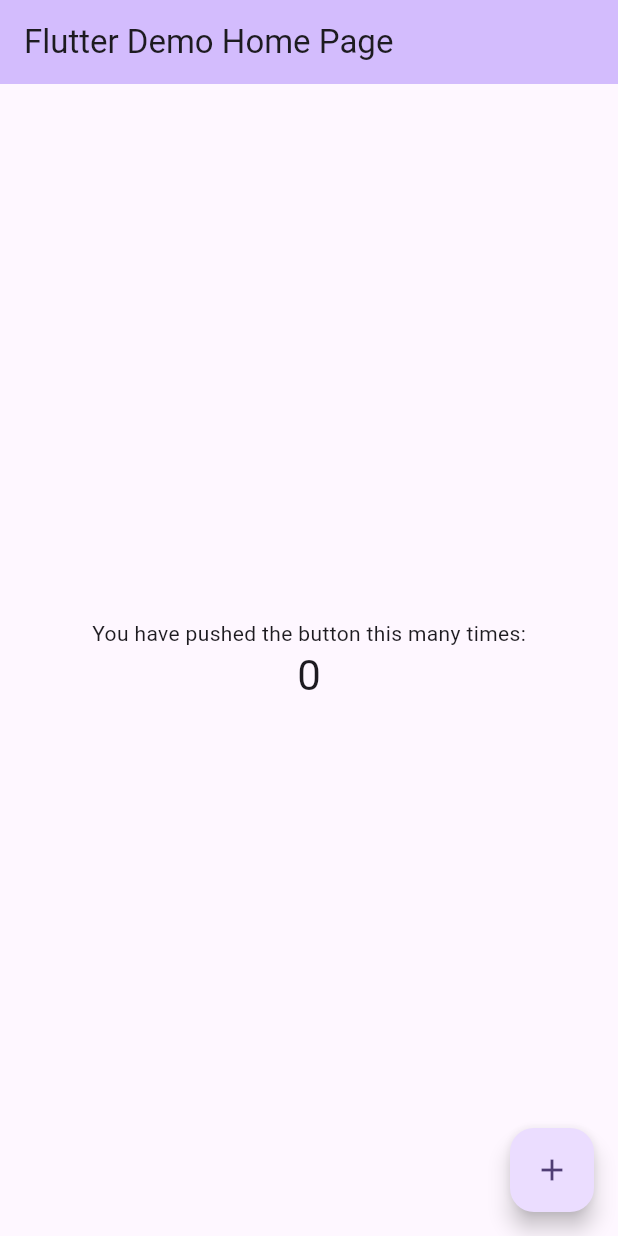
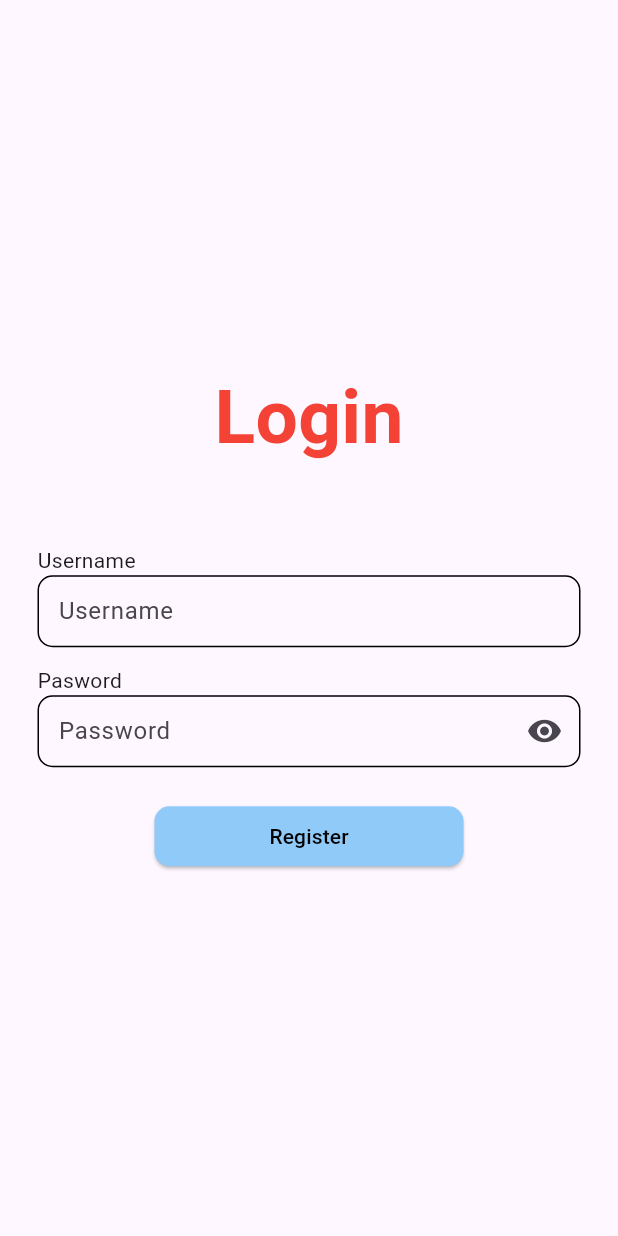
Before and after one commit to CongThuan02/firebaselearn, a Flutter app: the screen it shows after launch, on a phone screen of 412 x 824 dp. Run offline on Flutter 3.47's test engine with Material 2 defaults, Android fonts, the phone set to English and light mode, and no system bars; our stand-ins replace firebase_auth, firebase_core; accounts and stored records are empty.

Commit message:
xong phần đăng ký

```diff
--- a/lib/main.dart
+++ b/lib/main.dart
@@ -1,3 +1,4 @@
+import 'package:firebaselearn/screens/login.dart';
 import 'package:flutter/material.dart';
 import 'package:firebase_core/firebase_core.dart';
 import 'firebase_options.dart';
@@ -23,81 +24,7 @@ class MyApp extends StatelessWidget {
         colorScheme: ColorScheme.fromSeed(seedColor: Colors.deepPurple),
         useMaterial3: true,
       ),
-      home: const MyHomePage(title: 'Flutter Demo Home Page'),
+      home: LoginScreen(),
     );
   }
 }
-
-class MyHomePage extends StatefulWidget {
-  const MyHomePage({super.key, required this.title});
-
-  final String title;
-
-  @override
-  State<MyHomePage> createState() => _MyHomePageState();
-}
-
-class _MyHomePageState extends State<MyHomePage> {
-  int _counter = 0;
-
-  void _incrementCounter() {
-    setState(() {
-      _counter++;
-    });
-  }
-
-  @override
-  Widget build(BuildContext context) {
-    // This method is rerun every time setState is called, for instance as done
-    // by the _incrementCounter method above.
-    //
-    // The Flutter framework has been optimized to make rerunning build methods
-    // fast, so that you can just rebuild anything that needs updating rather
-    // than having to individually change instances of widgets.
-    return Scaffold(
-      appBar: AppBar(
-        // TRY THIS: Try changing the color here to a specific color (to
-        // Colors.amber, perhaps?) and trigger a hot reload to see the AppBar
-        // change color while the other colors stay the same.
-        backgroundColor: Theme.of(context).colorScheme.inversePrimary,
-        // Here we take the value from the MyHomePage object that was created by
-        // the App.build method, and use it to set our appbar title.
-        title: Text(widget.title),
-      ),
-      body: Center(
-        // Center is a layout widget. It takes a single child and positions it
-        // in the middle of the parent.
-        child: Column(
-          // Column is also a layout widget. It takes a list of children and
-          // arranges them vertically. By default, it sizes itself to fit its
-          // children horizontally, and tries to be as tall as its parent.
-          //
-          // Column has various properties to control how it sizes itself and
-          // how it positions its children. Here we use mainAxisAlignment to
-          // center the children vertically; the main axis here is the vertical
-          // axis because Columns are vertical (the cross axis would be
-          // horizontal).
-          //
-          // TRY THIS: Invoke "debug painting" (choose the "Toggle Debug Paint"
-          // action in the IDE, or press "p" in the console), to see the
-          // wireframe for each widget.
-          mainAxisAlignment: MainAxisAlignment.center,
-          children: <Widget>[
-            const Text(
-              'You have pushed the button this many times:',
-            ),
-            Text(
-              '$_counter',
-              style: Theme.of(context).textTheme.headlineMedium,
-            ),
-          ],
-        ),
-      ),
-      floatingActionButton: FloatingActionButton(
-        onPressed: _incrementCounter,
-        tooltip: 'Increment',
-        child: const Icon(Icons.add),
-      ), // This trailing comma makes auto-formatting nicer for build methods.
-    );
-  }
-}
--- /dev/null
+++ b/lib/screens/login.dart
@@ -0,0 +1,136 @@
+import 'package:firebase_auth/firebase_auth.dart';
+import 'package:flutter/material.dart';
+
+class LoginScreen extends StatefulWidget {
+  const LoginScreen({super.key});
+
+  @override
+  State<LoginScreen> createState() => _LoginScreenState();
+}
+
+class _LoginScreenState extends State<LoginScreen> {
+  TextEditingController _username = TextEditingController();
+  TextEditingController _password = TextEditingController();
+  bool isHinted = true;
+  loginController({String? username, String? password}) async {
+    try {
+      final credential = await FirebaseAuth.instance.createUserWithEmailAndPassword(
+        email: username!,
+        password: password!,
+      );
+    } catch (e) {
+      print(e);
+    }
+  }
+
+  GlobalKey key = GlobalKey();
+  @override
+  Widget build(BuildContext context) {
+    return Scaffold(
+      body: Focus(
+        key: key,
+        child: Padding(
+          padding: const EdgeInsets.all(25.0),
+          child: Column(
+            crossAxisAlignment: CrossAxisAlignment.start,
+            mainAxisAlignment: MainAxisAlignment.center,
+            children: [
+              const Center(
+                child: Text(
+                  "Login",
+                  style: TextStyle(
+                    fontSize: 50,
+                    fontWeight: FontWeight.bold,
+                    color: Colors.red,
+                  ),
+                ),
+              ),
+              const SizedBox(
+                height: 49,
+              ),
+              const Text("Username"),
+              SizedBox(
+                height: 50,
+                child: TextFormField(
+                  controller: _username,
+                  textAlign: TextAlign.start,
+                  decoration: InputDecoration(
+                    hintText: "Username",
+                    contentPadding: const EdgeInsets.symmetric(
+                      vertical: 10,
+                      horizontal: 10,
+                    ),
+                    enabledBorder: OutlineInputBorder(
+                      borderRadius: BorderRadius.circular(10),
+                    ),
+                    focusedBorder: OutlineInputBorder(
+                      borderRadius: BorderRadius.circular(10),
+                    ),
+                  ),
+                ),
+              ),
+              const SizedBox(
+                height: 10,
+              ),
+              const Text("Pasword"),
+              SizedBox(
+                height: 50,
+                child: TextFormField(
+                  controller: _password,
+                  textAlign: TextAlign.start,
+                  obscureText: isHinted,
+                  decoration: InputDecoration(
+                    hintText: "Password",
+                    suffixIcon: IconButton(
+                      icon: const Icon(Icons.remove_red_eye),
+                      onPressed: () {
+                        setState(() {
+                          isHinted = !isHinted;
+                        });
+                      },
+                    ),
+                    contentPadding: const EdgeInsets.symmetric(
+                      vertical: 10,
+                      horizontal: 10,
+                    ),
+                    enabledBorder: OutlineInputBorder(
+                      borderRadius: BorderRadius.circular(10),
+                    ),
+                    focusedBorder: OutlineInputBorder(
+                      borderRadius: BorderRadius.circular(10),
+                    ),
+                  ),
+                ),
+              ),
+              const SizedBox(
+                height: 20,
+              ),
+              Center(
+                child: SizedBox(
+                  width: MediaQuery.of(context).size.width * 0.5,
+                  child: ElevatedButton(
+                    style: ElevatedButton.styleFrom(
+                      backgroundColor: Colors.blue[200],
+                      shape: RoundedRectangleBorder(
+                        borderRadius: BorderRadius.circular(10),
+                      ),
+                    ),
+                    onPressed: () {
+                      loginController(password: _password.text, username: _username.text);
+                    },
+                    child: const Text(
+                      "Register",
+                      style: TextStyle(
+                        color: Colors.black,
+                      ),
+                    ),
+                  ),
+                ),
+              )
+            ],
+          ),
+        ),
+      ),
+    );
+  }
+}
--- a/pubspec.yaml
+++ b/pubspec.yaml
@@ -36,6 +36,7 @@ dependencies:
   # Use with the CupertinoIcons class for iOS style icons.
   cupertino_icons: ^1.0.2
   firebase_core: ^2.21.0
+  firebase_auth: ^4.12.1
 
 dev_dependencies:
   flutter_test:
```
Also changed, not shown: pubspec.lock, 4 other files.
